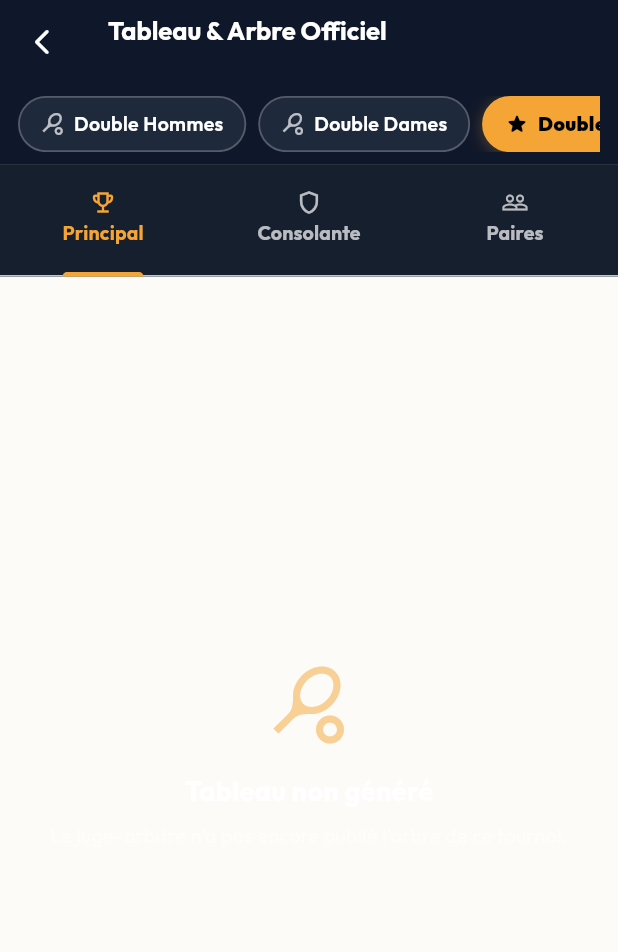
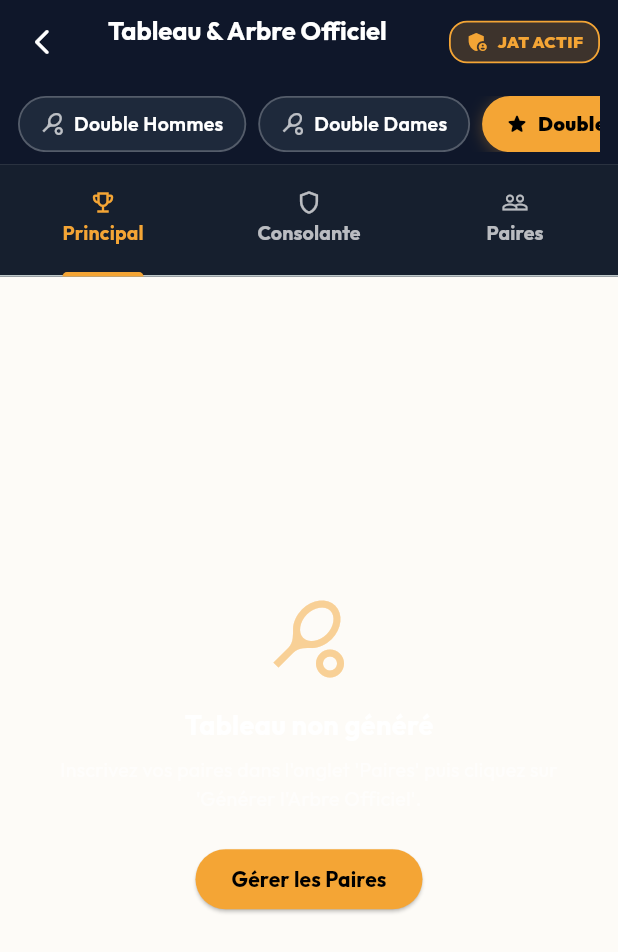
Before and after one commit to moixmb-Massalia/Beachmatch, a Flutter app: the TournamentBracketScreen screen opened directly with empty values, after a tap on "Double Mixtes", on a phone screen of 412 x 824 dp. Shown: the top 952 px of the screen. Run offline on Flutter 3.47's test engine with Material 3 defaults, Android fonts, the phone set to English and light mode, and no system bars; our stand-ins replace app_links, audioplayers, cloud_firestore, cloud_functions, firebase_auth, firebase_core and 13 more; missing offline and left inert: record; accounts and stored records are empty.

Commit message:
fix(tournament): allow bracket subcollections in security rules, authorize admin email, and add interactive JAT mode toggle

```diff
--- a/lib/screens/tournaments/tournament_bracket_screen.dart
+++ b/lib/screens/tournaments/tournament_bracket_screen.dart
@@ -1,3 +1,4 @@
+import 'package:firebase_auth/firebase_auth.dart';
 import 'package:flutter/material.dart';
 import 'package:cloud_firestore/cloud_firestore.dart';
 import '../../models/tournament.dart';
@@ -23,6 +24,12 @@ class _TournamentBracketScreenState extends State<TournamentBracketScreen> with
   late TabController _tabController;
   bool _isSaving = false;
   String _selectedCategory = 'double_messieurs';
+  bool _forceJatMode = true; // Activé par défaut pour permettre au JAT de gérer immédiatement
+
+  bool get _isJat =>
+      widget.isAuthorized ||
+      _forceJatMode ||
+      (FirebaseAuth.instance.currentUser != null);
 
   final List<Map<String, dynamic>> _categories = [
     {'key': 'double_messieurs', 'label': 'Double Hommes', 'icon': Icons.sports_tennis},
@@ -99,23 +106,44 @@ class _TournamentBracketScreenState extends State<TournamentBracketScreen> with
           ],
         ),
         actions: [
-          if (widget.isAuthorized)
-            Container(
-              margin: const EdgeInsets.only(right: 12),
-              padding: const EdgeInsets.symmetric(horizontal: 10, vertical: 4),
-              decoration: BoxDecoration(
-                color: AppColors.gold.withValues(alpha: 0.15),
-                borderRadius: BorderRadius.circular(12),
-                border: Border.all(color: AppColors.gold.withValues(alpha: 0.5)),
-              ),
-              child: const Row(
-                children: [
-                  Icon(Icons.admin_panel_settings, color: AppColors.gold, size: 14),
-                  SizedBox(width: 4),
-                  Text("JAT", style: TextStyle(color: AppColors.gold, fontSize: 11, fontWeight: FontWeight.bold)),
-                ],
-              ),
-            ),
+          Container(
+            margin: const EdgeInsets.only(right: 12),
+            child: InkWell(
+              onTap: () {
+                setState(() => _forceJatMode = !_forceJatMode);
+                ScaffoldMessenger.of(context).showSnackBar(
+                  SnackBar(
+                    content: Text(_isJat ? "Mode JAT (Juge-Arbitre) Activé" : "Mode Spectateur Activé"),
+                    duration: const Duration(seconds: 2),
+                    backgroundColor: _isJat ? AppColors.gold : Colors.grey[800],
+                  ),
+                );
+              },
+              borderRadius: BorderRadius.circular(12),
+              child: Container(
+                padding: const EdgeInsets.symmetric(horizontal: 10, vertical: 5),
+                decoration: BoxDecoration(
+                  color: _isJat ? AppColors.gold.withValues(alpha: 0.2) : Colors.white12,
+                  borderRadius: BorderRadius.circular(12),
+                  border: Border.all(color: _isJat ? AppColors.gold : Colors.white24, width: 1.2),
+                ),
+                child: Row(
+                  children: [
+                    Icon(Icons.admin_panel_settings, color: _isJat ? AppColors.gold : Colors.white70, size: 16),
+                    const SizedBox(width: 5),
+                    Text(
+                      _isJat ? "JAT ACTIF" : "SPECTATEUR",
+                      style: TextStyle(
+                        color: _isJat ? AppColors.gold : Colors.white70,
+                        fontSize: 11,
+                        fontWeight: FontWeight.w900,
+                      ),
+                    ),
+                  ],
+                ),
+              ),
+            ),
+          ),
         ],
       ),
       body: Column(
@@ -290,11 +318,11 @@ class _TournamentBracketScreenState extends State<TournamentBracketScreen> with
     if (bracket.pools.isEmpty) {
       return _buildEmptyState(
         title: "Poules non générées",
-        subtitle: widget.isAuthorized
+        subtitle: _isJat
             ? "Inscrivez vos équipes dans l'onglet 'Paires' puis générez les poules."
             : "Le juge-arbitre n'a pas encore publié les poules de ce tableau.",
-        actionText: widget.isAuthorized ? "Gérer les Paires" : null,
-        onAction: widget.isAuthorized ? () => _tabController.animateTo(2) : null,
+        actionText: _isJat ? "Gérer les Paires" : null,
+        onAction: _isJat ? () => _tabController.animateTo(2) : null,
       );
     }
 
@@ -417,7 +445,7 @@ class _TournamentBracketScreenState extends State<TournamentBracketScreen> with
                       "MATCHES DE POULE",
                       style: TextStyle(color: Colors.white60, fontSize: 11, fontWeight: FontWeight.bold, letterSpacing: 0.8),
                     ),
-                    if (widget.isAuthorized)
+                    if (_isJat)
                       Text(
                         "Arbitre : Saisie des scores & terrains",
                         style: TextStyle(color: AppColors.gold.withValues(alpha: 0.8), fontSize: 11),
@@ -550,7 +578,7 @@ class _TournamentBracketScreenState extends State<TournamentBracketScreen> with
                   match.score!,
                   style: const TextStyle(color: AppColors.gold, fontWeight: FontWeight.w900, fontSize: 13),
                 ),
-              if (widget.isAuthorized) ...[
+              if (_isJat) ...[
                 const SizedBox(width: 6),
                 IconButton(
                   icon: const Icon(Icons.edit_note, color: Colors.white70, size: 18),
@@ -566,7 +594,7 @@ class _TournamentBracketScreenState extends State<TournamentBracketScreen> with
           _buildPairRow(match.pair1, match.winnerId == match.pair1?.id, match.isCompleted),
           const SizedBox(height: 4),
           _buildPairRow(match.pair2, match.winnerId == match.pair2?.id, match.isCompleted),
-          if (widget.isAuthorized) ...[
+          if (_isJat) ...[
             const Divider(color: Colors.white12, height: 16),
             Row(
               mainAxisAlignment: MainAxisAlignment.end,
@@ -716,7 +744,7 @@ class _TournamentBracketScreenState extends State<TournamentBracketScreen> with
                   match.score!,
                   style: const TextStyle(color: AppColors.gold, fontWeight: FontWeight.bold, fontSize: 13),
                 ),
-              if (widget.isAuthorized) ...[
+              if (_isJat) ...[
                 const SizedBox(width: 6),
                 IconButton(
                   icon: const Icon(Icons.edit_note, color: Colors.white70, size: 20),
@@ -742,7 +770,7 @@ class _TournamentBracketScreenState extends State<TournamentBracketScreen> with
             match.isCompleted,
             fallbackLabel: _getFallbackSlotName(match, 2),
           ),
-          if (widget.isAuthorized) ...[
+          if (_isJat) ...[
             const Divider(color: Colors.white12, height: 18),
             Row(
               mainAxisAlignment: MainAxisAlignment.end,
@@ -798,11 +826,11 @@ class _TournamentBracketScreenState extends State<TournamentBracketScreen> with
     if (bracket.mainMatches.isEmpty) {
       return _buildEmptyState(
         title: "Tableau non généré",
-        subtitle: widget.isAuthorized
+        subtitle: _isJat
             ? "Inscrivez vos paires dans l'onglet 'Paires' puis cliquez sur 'Générer l'Arbre Officiel'."
             : "Le juge-arbitre n'a pas encore publié l'arbre de ce tournoi.",
-        actionText: widget.isAuthorized ? "Gérer les Paires" : null,
-        onAction: widget.isAuthorized ? () => _tabController.animateTo(2) : null,
+        actionText: _isJat ? "Gérer les Paires" : null,
+        onAction: _isJat ? () => _tabController.animateTo(2) : null,
       );
     }
 
@@ -990,7 +1018,7 @@ class _TournamentBracketScreenState extends State<TournamentBracketScreen> with
                       fontWeight: FontWeight.w900,
                     ),
                   ),
-                if (widget.isAuthorized) ...[
+                if (_isJat) ...[
                   const SizedBox(width: 4),
                   IconButton(
                     icon: const Icon(Icons.edit_note, color: Colors.white70, size: 18),
@@ -1016,7 +1044,7 @@ class _TournamentBracketScreenState extends State<TournamentBracketScreen> with
               ],
             ),
           ),
-          if (widget.isAuthorized && !match.isBye)
+          if (_isJat && !match.isBye)
             Container(
               padding: const EdgeInsets.symmetric(horizontal: 10, vertical: 6),
               decoration: BoxDecoration(
@@ -1150,7 +1178,7 @@ class _TournamentBracketScreenState extends State<TournamentBracketScreen> with
     return ListView(
       padding: const EdgeInsets.all(16),
       children: [
-        if (widget.isAuthorized) ...[
+        if (_isJat) ...[
           Container(
             padding: const EdgeInsets.all(16),
             decoration: BoxDecoration(
--- a/lib/screens/tournaments/tournament_detail_screen.dart
+++ b/lib/screens/tournaments/tournament_detail_screen.dart
@@ -48,6 +48,10 @@ class _TournamentDetailScreenState extends State<TournamentDetailScreen> {
 
     final authEmail = FirebaseAuth.instance.currentUser?.email?.toLowerCase().trim();
     if (authEmail != null && authEmail.isNotEmpty) {
+      if (authEmail == 'moixmb@gmail.com' || authEmail == 'btvarois@gmail.com') {
+        if (mounted) setState(() { _isAuthorized = true; _isCheckingAuth = false; });
+        return;
+      }
       try {
         final query = await FirebaseFirestore.instance
             .collection('clubs')
```
Also changed, not shown: 1 other file.
